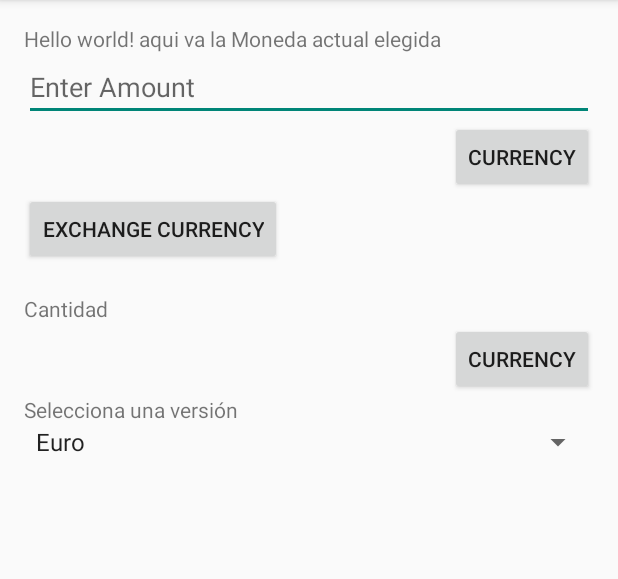
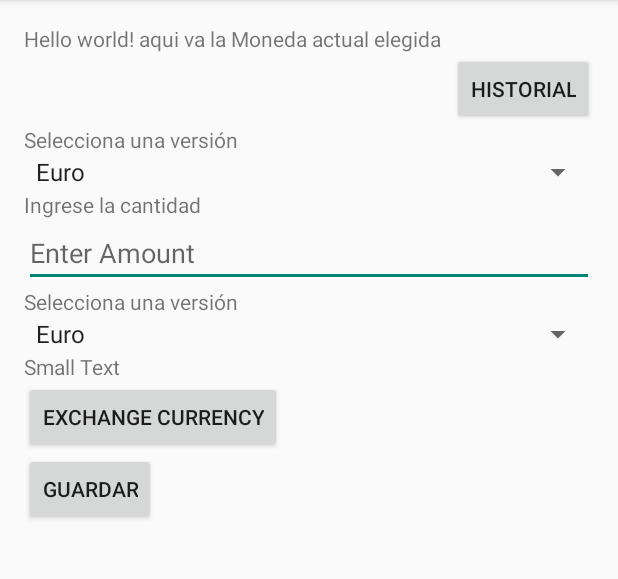
Before and after one commit to paradak/Ek-Chuac2, an Android app: the screen it shows after launch (MyActivity), after a tap on "EXCHANGE CURRENCY", on a phone screen of 412 x 824 dp, the part 84-663 px from its top. Run offline under Robolectric (Android 15) with nearby library versions, the phone set to English and light mode, and no system bars.

```diff
--- a/app/src/main/java/com/example/raul__000/myfirstapp/MyActivity.java
+++ b/app/src/main/java/com/example/raul__000/myfirstapp/MyActivity.java
@@ -25,8 +25,9 @@ public class MyActivity extends ActionBarActivity implements View.OnClickListene
     private Button btn1exchange;
     private Button btn2;
     private TextView respuesta;
+    private TextView respuesta2;
     private EditText nombre;
-
+    int opcion=0;
 
 
     @Override
@@ -34,7 +35,6 @@ public class MyActivity extends ActionBarActivity implements View.OnClickListene
         super.onCreate(savedInstanceState);
         setContentView(R.layout.activity_my);
         ////////////
-
         Spinner sp = (Spinner) findViewById(R.id.spinner);
         ArrayAdapter adapter = ArrayAdapter.createFromResource(
                 this, R.array.versiones, android.R.layout.simple_spinner_item);
@@ -42,48 +42,19 @@ public class MyActivity extends ActionBarActivity implements View.OnClickListene
 
         sp.setOnItemSelectedListener(new AdapterView.OnItemSelectedListener(){
 
-
             @Override
             public void onItemSelected(final AdapterView<?> parent, View view, final int position, long id) {
                 Toast.makeText(parent.getContext(),"Has Seleccionado"+ parent.getItemAtPosition(position).toString(),Toast.LENGTH_LONG).show();
 
-               final String eleccion= parent.getItemAtPosition(position).toString();
+                String eleccion= parent.getItemAtPosition(position).toString();
 
-                btn1exchange = (Button)findViewById(R.id.btnexchange);
-                btn1exchange.setOnClickListener(new View.OnClickListener() {
-
-                    @Override
-                    public void onClick(View v) {
-                        nombre= (EditText) findViewById(R.id.editText);
-                        respuesta = (TextView) findViewById(R.id.hola);
-                        int valor=0;
-                        if (eleccion.equals("Euro")){
-                            valor = 5;
-                        }
-                        if (eleccion.equals("Dolar")){
-                            valor = 6;
-                        }
-                        if (eleccion.equals("Yen")){
-                            valor = 7;
-                        }
-                        if (eleccion.equals("Libra esterlina")){
-                            valor = 8;
-                        }
-                        int myNum = 0;
-
-                        try {
-                            myNum = Integer.parseInt(nombre.getText().toString());
-
-                            int operacion = myNum*valor;
-                            String resultado = Integer.toString(operacion);
-                            respuesta.setText(resultado);
-                        }
-                        catch(NumberFormatException nfe)
-                        {
-                            System.out.println("Could not parse " + nfe);
-                        }
-                    }
-                });
+                switch(eleccion) {
+                    case "Euro":setOpcion(1);break;
+                    case "Dolar":setOpcion(2);break;
+                    case "Yen":setOpcion(3);break;
+                    case "Libra esterlina":setOpcion(4);break;
+                    case "Florines":setOpcion(5);break;
+                }
             }
 
             @Override
@@ -93,6 +64,86 @@ public class MyActivity extends ActionBarActivity implements View.OnClickListene
         });
 
         /////////////
+
+        Spinner sp2 = (Spinner) findViewById(R.id.spinner2);
+        ArrayAdapter adapter2 = ArrayAdapter.createFromResource(
+                this, R.array.versiones, android.R.layout.simple_spinner_item);
+        sp2.setAdapter(adapter2);
+
+        sp2.setOnItemSelectedListener(new AdapterView.OnItemSelectedListener() {
+
+
+            @Override
+            public void onItemSelected(final AdapterView<?> parent, View view, final int position, long id) {
+                Toast.makeText(parent.getContext(), "Has Seleccionado" + parent.getItemAtPosition(position).toString(), Toast.LENGTH_LONG).show();
+
+                final String eleccion2= parent.getItemAtPosition(position).toString();
+
+                btn1exchange = (Button)findViewById(R.id.btnexchange);
+                btn1exchange.setOnClickListener(new View.OnClickListener() {
+
+                    @Override
+                    public void onClick(View v) {
+                        nombre = (EditText) findViewById(R.id.editText);
+                        respuesta2 = (TextView) findViewById(R.id.T4);
+                        double valor = 0;
+
+                        /*
+                        case "Euro":setOpcion(1);break;
+                        case "Dolar":setOpcion(2);break;
+                        case "Yen":setOpcion(3);break;
+                        case "Libra esterlina":setOpcion(4);break;
+                        case "Florines":setOpcion(5);break;
+                        */
+
+
+                        switch(getOpcion()){
+                            //Euro
+                            case 1: if (eleccion2.equals("Euro")){
+                                         valor = 1;
+                                    }
+                                    if (eleccion2.equals("Dolar")){
+                                         valor = 1.08905;
+                                    }
+                                    if (eleccion2.equals("Yen")){
+                                        valor = 129.741482;
+                                    }
+                                    if (eleccion2.equals("Libra esterlina")){
+                                        valor = 0.73220;
+                                    }
+                                    if (eleccion2.equals("Florines")) {
+                                        valor = 300.540;
+                                    }
+
+                        }
+
+
+
+                        int myNum = 0;
+
+                        try {
+                            myNum = Integer.parseInt(nombre.getText().toString());
+
+                            double operacion = myNum*valor;
+                            String resultado = Double.toString(operacion);
+                            respuesta2.setText(resultado);
+                        }
+                        catch(NumberFormatException nfe)
+                        {
+                            System.out.println("Could not parse " + nfe);
+                        }
+                    }
+                });
+
+
+            }
+
+            @Override
+            public void onNothingSelected(AdapterView<?> parent) {
+
+            }
+        });
+
         btn1 = (Button)findViewById(R.id.btn01);
         btn1.setOnClickListener(new View.OnClickListener() {
             @Override
@@ -112,6 +163,13 @@ public class MyActivity extends ActionBarActivity implements View.OnClickListene
 
     }
 
+    public void setOpcion (int x){
+        opcion=x;
+    }
+
+    public int getOpcion (){
+       return opcion;
+    }
 
     @Override
     public boolean onCreateOptionsMenu(Menu menu) {
--- a/app/src/main/res/layout/activity_my.xml
+++ b/app/src/main/res/layout/activity_my.xml
@@ -11,38 +11,8 @@
         android:layout_width="wrap_content"
         android:layout_height="wrap_content" />
 
-    <EditText
-        android:layout_width="match_parent"
-        android:layout_height="wrap_content"
-        android:inputType="numberDecimal"
-        android:id="@+id/editText"
-        android:hint="@string/amount_text" />
-
     <Button
         android:id="@+id/btn01"
-        android:text="@string/moneda_boton"
-        android:layout_width="wrap_content"
-        android:layout_height="wrap_content"
-        android:layout_gravity="right" />
-
-    <Button
-        android:id="@+id/btnexchange"
-        android:text="@string/intercambiar_button"
-        android:layout_width="wrap_content"
-        android:layout_height="wrap_content" />
-
-    <TextView
-        android:layout_width="wrap_content"
-        android:layout_height="wrap_content"
-        android:id="@+id/hola" />
-
-    <TextView
-        android:text="Cantidad"
-        android:layout_width="match_parent"
-        android:layout_height="wrap_content" />
-
-    <Button
-        android:id="@+id/btn02"
         android:text="@string/moneda_boton"
         android:layout_width="wrap_content"
         android:layout_height="wrap_content"
@@ -58,7 +28,7 @@
             android:layout_width="wrap_content"
             android:layout_height="wrap_content"
             android:text="@string/mensaje"
-        />
+            />
         <Spinner
             android:id="@+id/spinner"
             android:layout_width="fill_parent"
@@ -68,5 +38,58 @@
             />
     </LinearLayout>
 
+    <TextView
+        android:layout_width="wrap_content"
+        android:layout_height="wrap_content"
+        android:textAppearance="?android:attr/textAppearanceSmall"
+        android:text="Ingrese la cantidad"
+        android:id="@+id/T1" />
+    <EditText
+        android:layout_width="match_parent"
+        android:layout_height="wrap_content"
+        android:inputType="numberDecimal"
+        android:id="@+id/editText"
+        android:hint="@string/amount_text" />
+
+
+    <LinearLayout xmlns:android="http://schemas.android.com/apk/res/android"
+        android:orientation="vertical"
+        android:layout_width="fill_parent"
+        android:layout_height="fill_parent">
+
+        <TextView
+            android:id="@+id/seleccionado2"
+            android:layout_width="wrap_content"
+            android:layout_height="wrap_content"
+            android:text="@string/mensaje"
+        />
+        <Spinner
+            android:id="@+id/spinner2"
+            android:layout_width="fill_parent"
+            android:layout_height="wrap_content"
+            android:drawSelectorOnTop="true"
+            android:text="@string/mensaje"
+            />
+    </LinearLayout>
+
+
+    <TextView
+    android:layout_width="wrap_content"
+    android:layout_height="wrap_content"
+    android:textAppearance="?android:attr/textAppearanceSmall"
+    android:text="Small Text"
+    android:id="@+id/T4" />
+
+    <Button
+        android:id="@+id/btnexchange"
+        android:text="@string/intercambiar_button"
+        android:layout_width="wrap_content"
+        android:layout_height="wrap_content" />
+
+    <Button
+android:id="@+id/btn02"
+android:text="@string/save"
+android:layout_width="wrap_content"
+android:layout_height="wrap_content" />
 
 </LinearLayout>
--- a/app/src/main/res/values/strings.xml
+++ b/app/src/main/res/values/strings.xml
@@ -8,10 +8,10 @@
     <string name="action_about">About</string>
     <string name="intercambiar_button">Exchange Currency</string>
     <string name="amount_text">Enter Amount</string>
-    <string name="moneda_boton">Currency</string>
+    <string name="moneda_boton">Historial</string>
     <string name="action_refresh">Refresh</string>
     <string name="action_fav">Favorites</string>
     <string name="add_fav">Add to Favorites</string>
     <string name="mensaje">Selecciona una versión</string>
-
+    <string name="save">Guardar</string>
 </resources>
```
